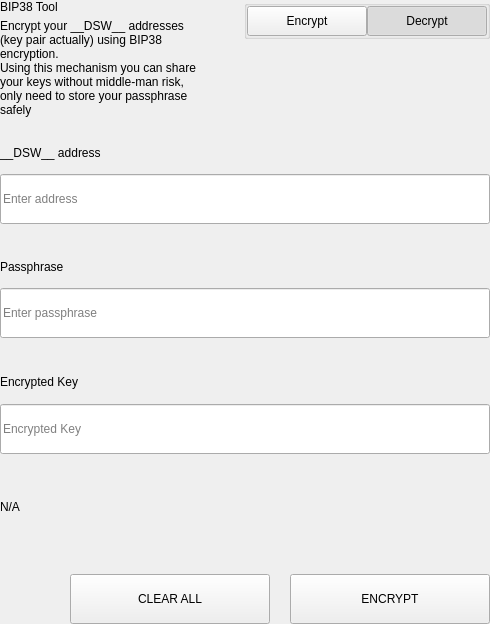
First picture: the form in src/qt/pivx/settings/forms/settingsbittoolwidget.ui, repository decenomy/DSW, before the edit.
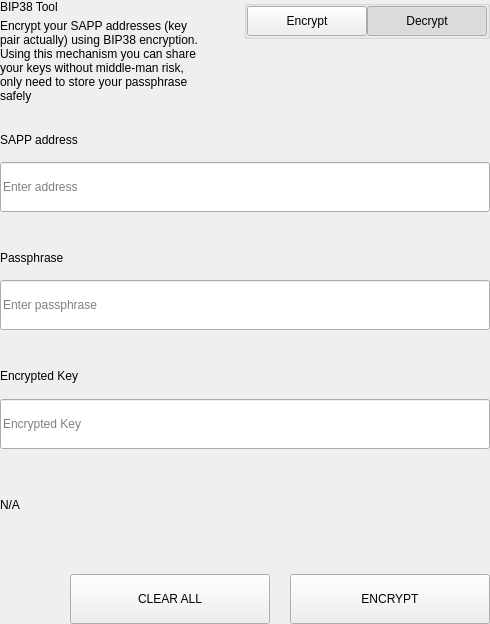
Second picture: the form after the edit.

Commit message: Changed the coin ticker __DSW__ -> SAPP

Patch:
```diff
--- a/src/qt/pivx/settings/forms/settingsbittoolwidget.ui
+++ b/src/qt/pivx/settings/forms/settingsbittoolwidget.ui
@@ -69,7 +69,7 @@
             <item>
              <widget class="QLabel" name="labelSubtitle1">
               <property name="text">
-               <string>Encrypt your __DSW__ addresses (key pair actually) using BIP38 encryption.
+               <string>Encrypt your SAPP addresses (key pair actually) using BIP38 encryption.
 Using this mechanism you can share your keys without middle-man risk, only need to store your passphrase safely</string>
               </property>
               <property name="wordWrap">
@@ -657,7 +657,7 @@
                   </size>
                  </property>
                  <property name="text">
-                  <string>__DSW__ address</string>
+                  <string>SAPP address</string>
                  </property>
                 </widget>
                </item>
```
The commit also changes 116 other files.
